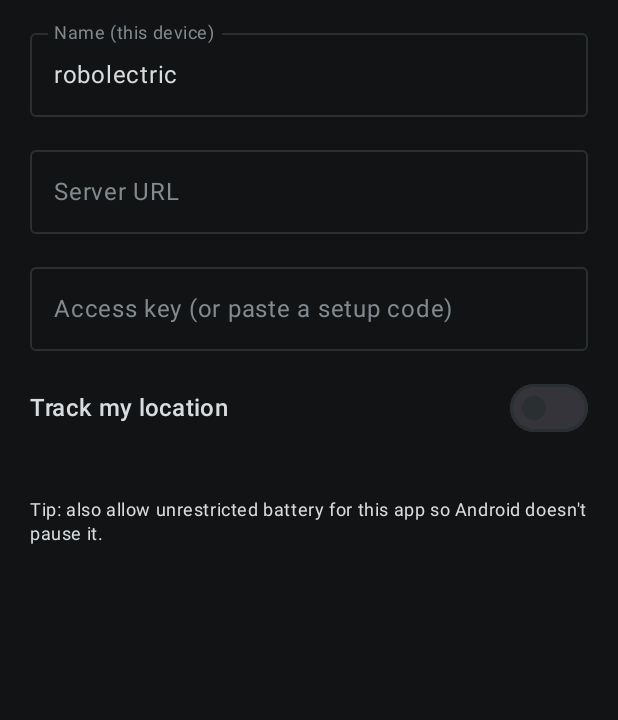
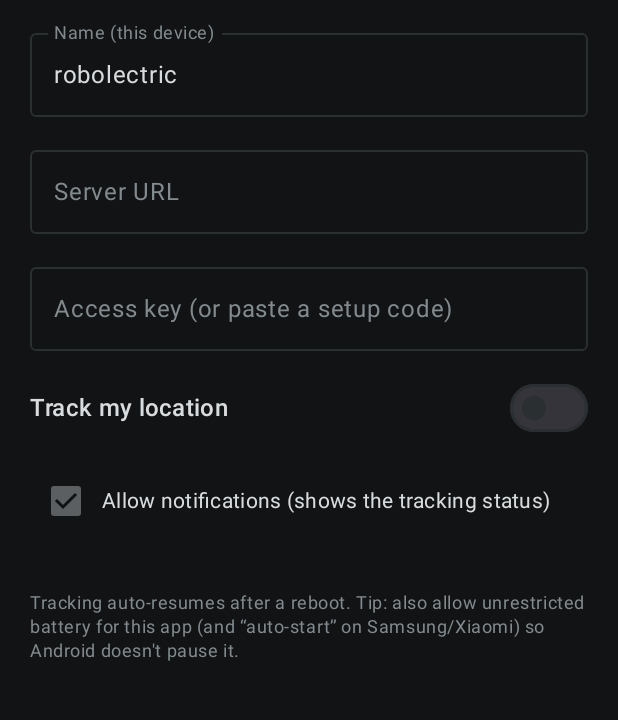
Before and after one commit to jeffmhopkins/JBrain, an Android app built with Jetpack Compose: the screen it shows after launch (MainActivity), on a phone screen of 412 x 824 dp, the part 189-909 px from its top. Run offline under Robolectric (Android 15) with nearby library versions, the phone set to English and light mode, and no system bars.

Commit message:
Tracker: lock config while tracking, notifications checkbox, safer boot-start
- Name / Server URL / Access key are disabled while "Track my location" is ON
  (turn it off to edit), so config can't change mid-run.
- New "Allow notifications" checkbox requests POST_NOTIFICATIONS (Android 13+) so
  the persistent tracking notification shows; auto-checked/locked on older Android.
- Boot auto-start clarified in the UI ("auto-starts on boot" + OEM auto-start tip);
  BootReceiver now also requires BACKGROUND location, since Android 14 only allows
  starting a location foreground service from the background with that grant.

https://claude.ai/code/session_01D2MNESD8vtTKuoj6c6DNsB

```diff
--- a/android/app/src/main/java/com/jbrain/tracker/BootReceiver.kt
+++ b/android/app/src/main/java/com/jbrain/tracker/BootReceiver.kt
@@ -4,11 +4,13 @@ import android.content.BroadcastReceiver
 import android.content.Context
 import android.content.Intent
 
-/** Resume location tracking after a reboot if it was on (and the permission survives). */
+/** Auto-resume tracking after a reboot if it was on. Requires BACKGROUND location:
+ *  boot is a background start, and Android 14 only allows starting a location
+ *  foreground service from the background when that permission is held. */
 class BootReceiver : BroadcastReceiver() {
     override fun onReceive(context: Context, intent: Intent) {
         if (intent.action == Intent.ACTION_BOOT_COMPLETED &&
-            Tracking.isEnabled(context) && Tracking.hasForeground(context)
+            Tracking.isEnabled(context) && Tracking.hasForeground(context) && Tracking.hasBackground(context)
         ) {
             Tracking.start(context)
         }
--- a/android/app/src/main/java/com/jbrain/tracker/MainActivity.kt
+++ b/android/app/src/main/java/com/jbrain/tracker/MainActivity.kt
@@ -1,6 +1,7 @@
 package com.jbrain.tracker
 
 import android.Manifest
+import android.content.pm.PackageManager
 import android.os.Build
 import android.os.Bundle
 import androidx.activity.ComponentActivity
@@ -18,12 +19,14 @@ import androidx.compose.foundation.layout.padding
 import androidx.compose.foundation.rememberScrollState
 import androidx.compose.foundation.verticalScroll
 import androidx.compose.material3.Button
+import androidx.compose.material3.Checkbox
 import androidx.compose.material3.MaterialTheme
 import androidx.compose.material3.OutlinedTextField
 import androidx.compose.material3.Scaffold
 import androidx.compose.material3.Switch
 import androidx.compose.material3.Text
 import androidx.compose.material3.darkColorScheme
+import androidx.core.content.ContextCompat
 import androidx.compose.runtime.Composable
 import androidx.compose.runtime.LaunchedEffect
 import androidx.compose.runtime.getValue
@@ -71,9 +74,14 @@ private fun TrackerScreen(modifier: Modifier = Modifier) {
     var serverUrl by remember { mutableStateOf(Settings.serverUrl(ctx)) }
     var key by remember { mutableStateOf(Settings.key(ctx)) }
     var name by remember { mutableStateOf(Settings.name(ctx)) }
-    var enabled by remember { mutableStateOf(Settings.enabled(ctx)) }
+    var tracking by remember { mutableStateOf(Settings.enabled(ctx)) }
     var status by remember { mutableStateOf("") }
     var queued by remember { mutableStateOf(FixQueue.size(ctx)) }
+
+    fun hasNotif(): Boolean =
+        Build.VERSION.SDK_INT < Build.VERSION_CODES.TIRAMISU ||
+        ContextCompat.checkSelfPermission(ctx, Manifest.permission.POST_NOTIFICATIONS) == PackageManager.PERMISSION_GRANTED
+    var notif by remember { mutableStateOf(hasNotif()) }
 
     // Keep the queued-fixes count live so you can watch the buffer drain after a sync.
     LaunchedEffect(Unit) {
@@ -82,8 +90,8 @@ private fun TrackerScreen(modifier: Modifier = Modifier) {
 
     fun turnOn() {
         Tracking.setEnabled(ctx, true)
-        enabled = true
-        status = if (Tracking.hasBackground(ctx)) "Tracking — runs in the background."
+        tracking = true
+        status = if (Tracking.hasBackground(ctx)) "Tracking — runs in the background, and auto-starts on boot."
         else "Tracking. For when the app is closed, set location to “Allow all the time” in system settings."
     }
 
@@ -96,10 +104,11 @@ private fun TrackerScreen(modifier: Modifier = Modifier) {
     val fgLauncher = rememberLauncherForActivityResult(
         ActivityResultContracts.RequestMultiplePermissions()
     ) { result ->
+        notif = hasNotif()   // the batch may have included POST_NOTIFICATIONS
         val fine = result[Manifest.permission.ACCESS_FINE_LOCATION] == true ||
             result[Manifest.permission.ACCESS_COARSE_LOCATION] == true
         if (!fine) {
-            enabled = false
+            tracking = false
             status = "Location permission denied — can't track without it."
         } else if (!Tracking.hasBackground(ctx) && Build.VERSION.SDK_INT >= Build.VERSION_CODES.Q) {
             bgLauncher.launch(Manifest.permission.ACCESS_BACKGROUND_LOCATION)
@@ -108,10 +117,14 @@ private fun TrackerScreen(modifier: Modifier = Modifier) {
         }
     }
 
+    val notifLauncher = rememberLauncherForActivityResult(
+        ActivityResultContracts.RequestPermission()
+    ) { granted -> notif = granted || hasNotif() }
+
     fun requestEnable() {
         if (!Settings.isConfigured(ctx)) {
             status = "Set the server URL and access key first."
-            enabled = false
+            tracking = false
             return
         }
         if (!Tracking.hasForeground(ctx)) {
@@ -151,14 +164,16 @@ private fun TrackerScreen(modifier: Modifier = Modifier) {
             color = MaterialTheme.colorScheme.onSurfaceVariant,
         )
 
+        // While tracking is ON the config is locked — turn tracking off to edit it.
+        val editable = !tracking
         OutlinedTextField(
             value = name, onValueChange = { name = it; Settings.setName(ctx, it) },
-            label = { Text("Name (this device)") }, singleLine = true,
+            label = { Text("Name (this device)") }, singleLine = true, enabled = editable,
             modifier = Modifier.fillMaxWidth(),
         )
         OutlinedTextField(
             value = serverUrl, onValueChange = { serverUrl = it; Settings.setServerUrl(ctx, it) },
-            label = { Text("Server URL") }, singleLine = true,
+            label = { Text("Server URL") }, singleLine = true, enabled = editable,
             modifier = Modifier.fillMaxWidth(),
         )
         OutlinedTextField(
@@ -175,7 +190,7 @@ private fun TrackerScreen(modifier: Modifier = Modifier) {
                     key = v; Settings.setKey(ctx, v)
                 }
             },
-            label = { Text("Access key (or paste a setup code)") }, singleLine = true,
+            label = { Text("Access key (or paste a setup code)") }, singleLine = true, enabled = editable,
             visualTransformation = PasswordVisualTransformation(),
             modifier = Modifier.fillMaxWidth(),
         )
@@ -187,12 +202,26 @@ private fun TrackerScreen(modifier: Modifier = Modifier) {
         ) {
             Text("Track my location", style = MaterialTheme.typography.titleMedium)
             Switch(
-                checked = enabled,
+                checked = tracking,
                 onCheckedChange = { on ->
-                    if (on) { enabled = true; requestEnable() }
-                    else { Tracking.setEnabled(ctx, false); enabled = false; status = "Stopped." }
+                    if (on) { tracking = true; requestEnable() }
+                    else { Tracking.setEnabled(ctx, false); tracking = false; status = "Stopped." }
                 },
             )
+        }
+
+        // Allow the persistent status notification (required to show it on Android 13+).
+        Row(modifier = Modifier.fillMaxWidth(), verticalAlignment = Alignment.CenterVertically) {
+            Checkbox(
+                checked = notif,
+                enabled = Build.VERSION.SDK_INT >= Build.VERSION_CODES.TIRAMISU && !notif,
+                onCheckedChange = { want ->
+                    if (want && Build.VERSION.SDK_INT >= Build.VERSION_CODES.TIRAMISU) {
+                        notifLauncher.launch(Manifest.permission.POST_NOTIFICATIONS)
+                    }
+                },
+            )
+            Text("Allow notifications (shows the tracking status)", style = MaterialTheme.typography.bodyMedium)
         }
 
         if (status.isNotEmpty()) {
@@ -204,9 +233,11 @@ private fun TrackerScreen(modifier: Modifier = Modifier) {
 
         Spacer(Modifier.height(8.dp))
         Text(
-            "Tip: also allow unrestricted battery for this app so Android doesn't pause it.",
+            "Tracking auto-resumes after a reboot. Tip: also allow unrestricted battery for this app " +
+                "(and “auto-start” on Samsung/Xiaomi) so Android doesn't pause it.",
             style = MaterialTheme.typography.bodySmall,
             textAlign = TextAlign.Start,
+            color = MaterialTheme.colorScheme.onSurfaceVariant,
         )
 
         if (!Tracking.hasBackground(ctx)) {
```
Also changed, not shown: 2 other files.
